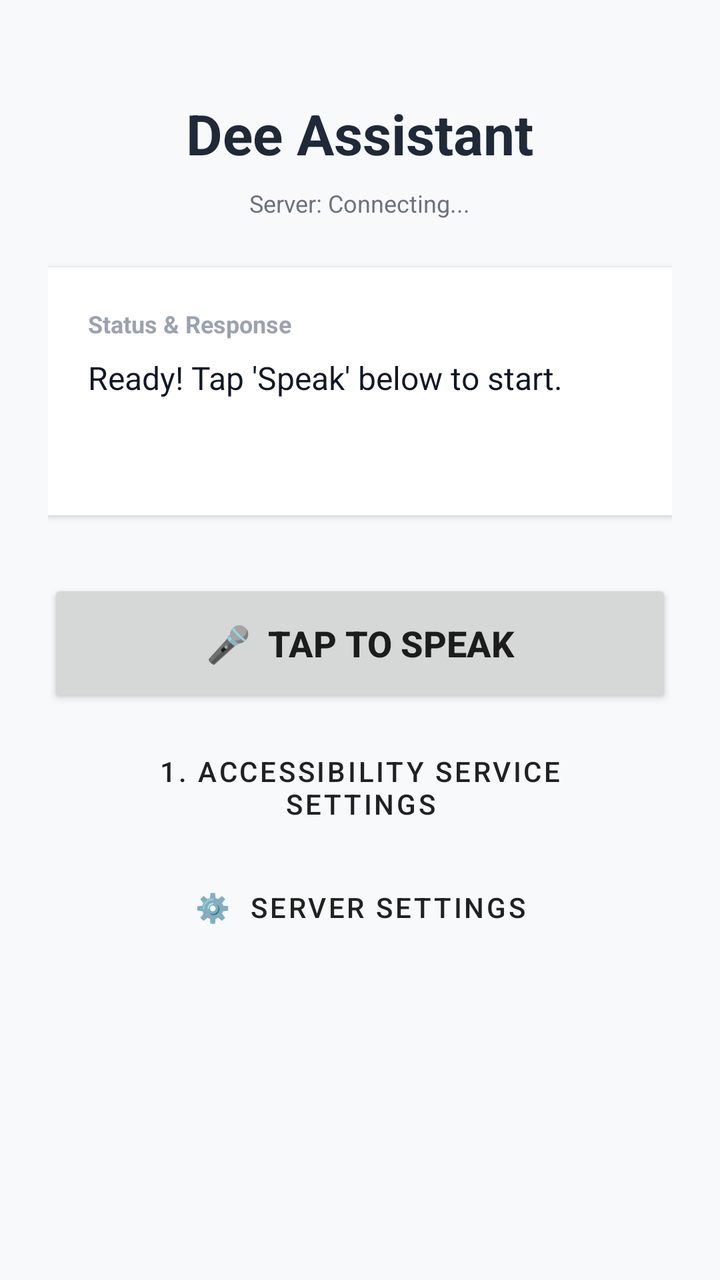
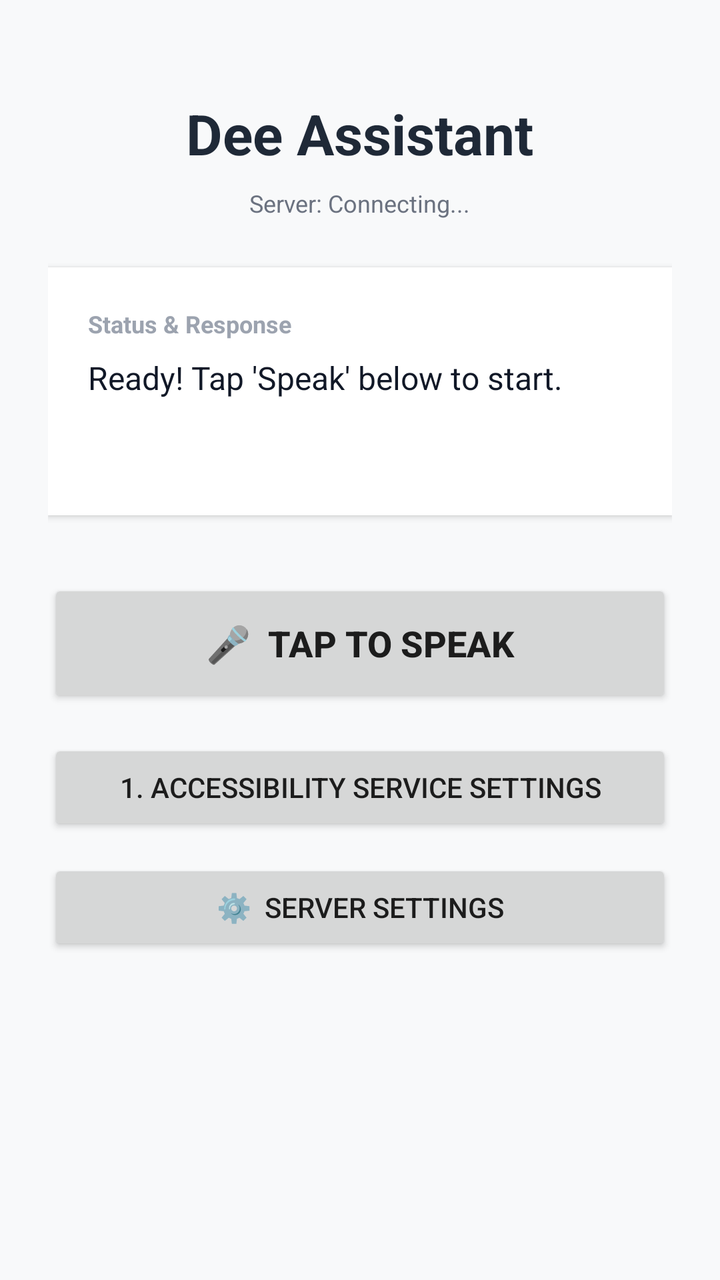

Two renders of the same Android screen: before a commit and after it. Below are the layout's source before the change and the commit's diff.
<!-- AndroidManifest.xml: application theme Theme.Dee -->
<!-- res/layout/activity_main.xml -->
<?xml version="1.0" encoding="utf-8"?>
<ScrollView xmlns:android="http://schemas.android.com/apk/res/android"
    android:layout_width="match_parent"
    android:layout_height="match_parent"
    android:fillViewport="true"
    android:background="#F8F9FA">

    <LinearLayout
        android:layout_width="match_parent"
        android:layout_height="wrap_content"
        android:orientation="vertical"
        android:gravity="center_horizontal"
        android:padding="24dp">

        <TextView
            android:layout_width="wrap_content"
            android:layout_height="wrap_content"
            android:text="Dee Assistant"
            android:textSize="28sp"
            android:textStyle="bold"
            android:textColor="#1F2937"
            android:layout_marginTop="24dp"
            android:layout_marginBottom="8dp" />

        <TextView
            android:id="@+id/serverInfoText"
            android:layout_width="wrap_content"
            android:layout_height="wrap_content"
            android:text="Server: Connecting..."
            android:textSize="12sp"
            android:textColor="#6B7280"
            android:layout_marginBottom="24dp" />

        
        <LinearLayout
            android:layout_width="match_parent"
            android:layout_height="wrap_content"
            android:orientation="vertical"
            android:background="#FFFFFF"
            android:padding="20dp"
            android:layout_marginBottom="32dp"
            android:elevation="2dp">

            <TextView
                android:layout_width="wrap_content"
                android:layout_height="wrap_content"
                android:text="Status &amp; Response"
                android:textSize="12sp"
                android:textStyle="bold"
                android:textColor="#9CA3AF"
                android:layout_marginBottom="8dp" />

            <TextView
                android:id="@+id/statusText"
                android:layout_width="match_parent"
                android:layout_height="wrap_content"
                android:text="Ready! Tap 'Speak' below to start."
                android:textSize="16sp"
                android:textColor="#111827"
                android:minLines="3" />
        </LinearLayout>

        
        <Button
            android:id="@+id/micButton"
            android:layout_width="match_parent"
            android:layout_height="64dp"
            android:text="🎤  Tap to Speak"
            android:textSize="18sp"
            android:textStyle="bold"
            android:layout_marginBottom="16dp" />

        
        <Button
            android:id="@+id/enableAccessibilityButton"
            style="?attr/materialButtonOutlinedStyle"
            android:layout_width="match_parent"
            android:layout_height="wrap_content"
            android:text="1. Accessibility Service Settings"
            android:layout_marginBottom="12dp" />

        
        <Button
            android:id="@+id/settingsButton"
            style="?attr/materialButtonOutlinedStyle"
            android:layout_width="match_parent"
            android:layout_height="wrap_content"
            android:text="⚙️  Server Settings"
            android:layout_marginBottom="12dp" />

    </LinearLayout>
</ScrollView>
<!-- resources referenced by this layout -->
<resources>
  <style name="Theme.Dee" parent="Theme.MaterialComponents.DayNight.DarkActionBar" />
</resources>

<!-- the commit's change to res/layout/activity_main.xml (unified diff, before → after) -->
@@ -73,7 +73,6 @@
         
         <Button
             android:id="@+id/enableAccessibilityButton"
-            style="?attr/materialButtonOutlinedStyle"
             android:layout_width="match_parent"
             android:layout_height="wrap_content"
             android:text="1. Accessibility Service Settings"
@@ -82,7 +81,6 @@
         
         <Button
             android:id="@+id/settingsButton"
-            style="?attr/materialButtonOutlinedStyle"
             android:layout_width="match_parent"
             android:layout_height="wrap_content"
             android:text="⚙️  Server Settings"
<!-- resource entries referenced after the edit -->
@@ -1,5 +1,5 @@
 <!-- resources referenced by this layout -->
 <resources>
-  <style name="Theme.Dee" parent="Theme.MaterialComponents.DayNight.DarkActionBar" />
+  <style name="Theme.Dee" parent="Theme.MaterialComponents.DayNight.NoActionBar" />
 </resources>
 
